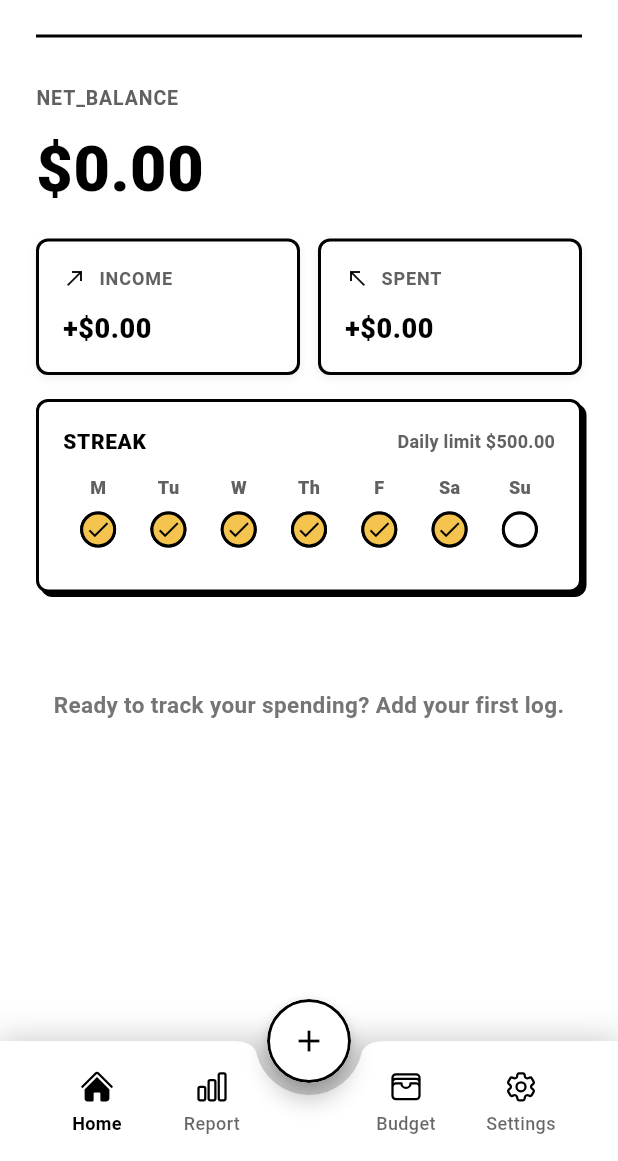
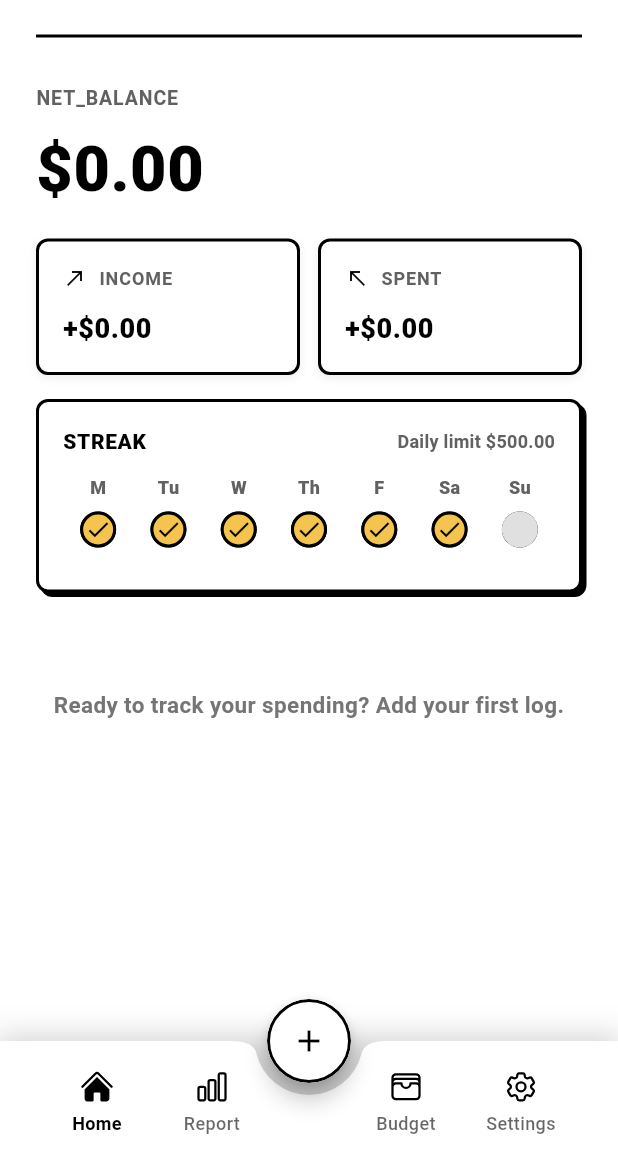
Before and after one commit to beerbeatbox/zen-money-tracking, a Flutter app: the screen it shows after launch, on a phone screen of 412 x 824 dp, the part 75-1236 px from its top. Run offline on Flutter 3.47's test engine with Material 3 defaults, Android fonts, the phone set to English and light mode, and no system bars; our stand-ins replace auto_size_text, csv, dio, flutter_riverpod, go_router, heroicons and 2 more; generated files the repository leaves out were written again.

Commit message:
refactor: Enhance WeeklyStreak widget's visual feedback
- Added logic to determine incomplete and complete states for streak days.
- Updated fill color logic to improve visual distinction between incomplete and complete streaks.
- Introduced a border color for streak day items to enhance UI clarity.

```diff
--- a/lib/features/home/presentation/widgets/weekly_streak.dart
+++ b/lib/features/home/presentation/widgets/weekly_streak.dart
@@ -143,11 +143,14 @@ class _StreakDayItem extends StatelessWidget {
     final circleSize = 24.0;
 
     final showCheck = isPast && isUnderLimit;
+    final isIncomplete = !isUnderLimit && !isFuture; // today or past only
+    final isComplete = isPast && isUnderLimit;
+    final borderColor = isComplete ? Colors.black : Colors.grey[300]!;
 
     final fillColor = () {
-      if (isFuture) return Colors.white;
-      if (isToday) return isUnderLimit ? Colors.white : Colors.grey[400]!;
-      return isUnderLimit ? const Color(0xFFF4C44E) : Colors.grey[400]!;
+      if (isIncomplete) return Colors.grey[300]!;
+      if (isPast && isUnderLimit) return const Color(0xFFF4C44E);
+      return Colors.grey[300]!;
     }();
 
     final icon =
@@ -173,6 +176,7 @@ class _StreakDayItem extends StatelessWidget {
               width: circleSize,
               height: circleSize,
               shape: BoxShape.circle,
+              border: Border.all(color: borderColor, width: 2),
               unpressedShadowOffset: const Offset(0, 0),
               pressedShadowOffset: const Offset(0, 0),
               color: fillColor,
```
